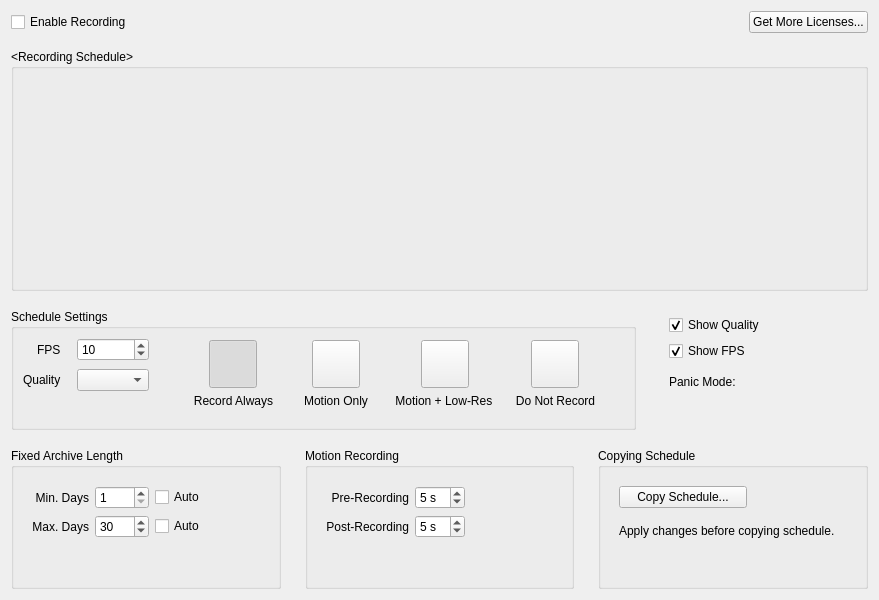
The window that client/libclient/src/ui/widgets/properties/camera_schedule_widget.ui (networkoptix/nx_open) describes before a commit, drawn with Qt 5.
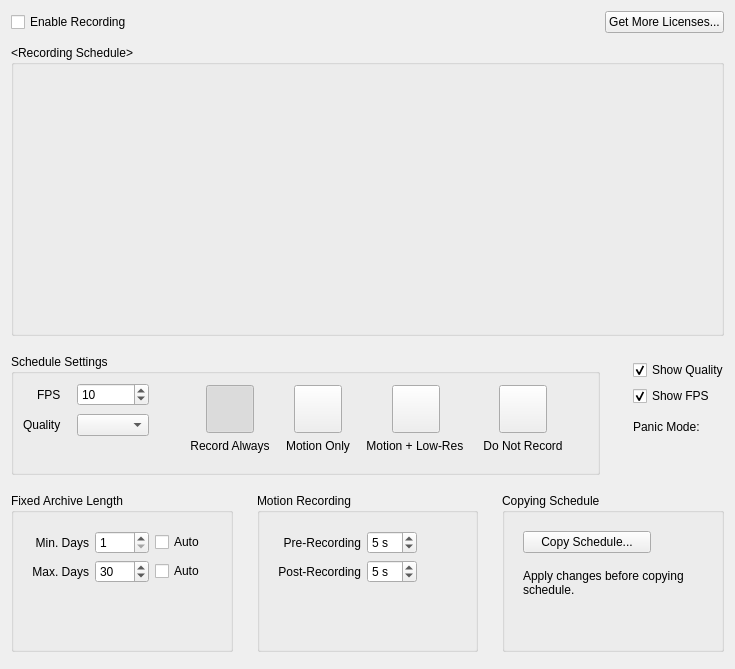
The same window after the commit. The open tabs and pages were chosen to show the change. Custom widgets are drawn as their Qt base class.

Commit message:
VMS-3027: Camera settings - Recording tab redesign
<==== Mercurial data ====>
Branch: dev_3.0.0_gui

```diff
--- a/client/libclient/src/ui/widgets/properties/camera_schedule_widget.ui
+++ b/client/libclient/src/ui/widgets/properties/camera_schedule_widget.ui
@@ -6,17 +6,29 @@
    <rect>
     <x>0</x>
     <y>0</y>
-    <width>879</width>
-    <height>600</height>
+    <width>677</width>
+    <height>669</height>
    </rect>
   </property>
-  <property name="minimumSize">
-   <size>
-    <width>800</width>
-    <height>600</height>
-   </size>
-  </property>
-  <layout class="QVBoxLayout" name="verticalLayout_1" stretch="0,0,1,0,0">
+  <layout class="QVBoxLayout" name="verticalLayout_1">
+   <property name="spacing">
+    <number>0</number>
+   </property>
+   <item>
+    <widget class="QWidget" name="widget_5" native="true">
+     <layout class="QVBoxLayout" name="verticalLayout_6" stretch="0,0,1,0,0">
+      <property name="leftMargin">
+       <number>0</number>
+      </property>
+      <property name="topMargin">
+       <number>0</number>
+      </property>
+      <property name="rightMargin">
+       <number>0</number>
+      </property>
+      <property name="bottomMargin">
+       <number>0</number>
+      </property>
    <item>
     <layout class="QHBoxLayout" name="topButtonsLayout">
      <item>
@@ -57,7 +69,7 @@
    <item>
     <layout class="QVBoxLayout" name="recordingScheduleLayout">
      <property name="topMargin">
-      <number>4</number>
+         <number>0</number>
      </property>
      <item>
       <widget class="QGroupBox" name="scheduleGridGroupBox">
@@ -68,9 +80,6 @@
         <bool>true</bool>
        </property>
        <layout class="QVBoxLayout" name="scheduleGridLayout">
-        <property name="topMargin">
-         <number>12</number>
-        </property>
         <item>
          <widget class="QnScheduleGridWidget" name="gridWidget" native="true">
           <property name="enabled">
@@ -82,6 +91,12 @@
             <verstretch>0</verstretch>
            </sizepolicy>
           </property>
+             <property name="minimumSize">
+              <size>
+               <width>0</width>
+               <height>250</height>
+              </size>
+             </property>
          </widget>
         </item>
        </layout>
@@ -542,7 +557,7 @@
     </layout>
    </item>
    <item>
-    <layout class="QHBoxLayout" name="bottomParametersLayout">
+       <layout class="QHBoxLayout" name="bottomParametersLayout" stretch="1,1,1">
      <property name="spacing">
       <number>24</number>
      </property>
@@ -652,6 +667,19 @@
          </widget>
         </item>
         <item>
+            <widget class="QStackedWidget" name="warningStackedWidget">
+             <property name="sizePolicy">
+              <sizepolicy hsizetype="Fixed" vsizetype="Fixed">
+               <horstretch>0</horstretch>
+               <verstretch>0</verstretch>
+              </sizepolicy>
+             </property>
+             <property name="currentIndex">
+              <number>1</number>
+             </property>
+             <widget class="QWidget" name="warningPage">
+              <layout class="QHBoxLayout" name="horizontalLayout_2">
+               <item>
          <widget class="QLabel" name="minArchiveDaysWarningLabel">
           <property name="text">
            <string notr="true">&lt;High minimum value can lead to archive length decrease on other cameras.&gt;</string>
@@ -666,6 +694,24 @@
         </item>
        </layout>
       </widget>
+             <widget class="QWidget" name="noWarningPage"/>
+            </widget>
+           </item>
+           <item>
+            <spacer name="verticalSpacer_6">
+             <property name="orientation">
+              <enum>Qt::Vertical</enum>
+             </property>
+             <property name="sizeHint" stdset="0">
+              <size>
+               <width>0</width>
+               <height>0</height>
+              </size>
+             </property>
+            </spacer>
+           </item>
+          </layout>
+         </widget>
      </item>
      <item>
       <widget class="QGroupBox" name="motionGroupBox">
@@ -826,6 +872,22 @@
       </widget>
      </item>
     </layout>
+      </item>
+     </layout>
+    </widget>
+   </item>
+   <item>
+    <spacer name="verticalSpacer_7">
+     <property name="orientation">
+      <enum>Qt::Vertical</enum>
+     </property>
+     <property name="sizeHint" stdset="0">
+      <size>
+       <width>0</width>
+       <height>0</height>
+      </size>
+     </property>
+    </spacer>
    </item>
   </layout>
  </widget>
```
Lines whose indentation alone changed are shown as unchanged. The commit also changes 1 other file.
